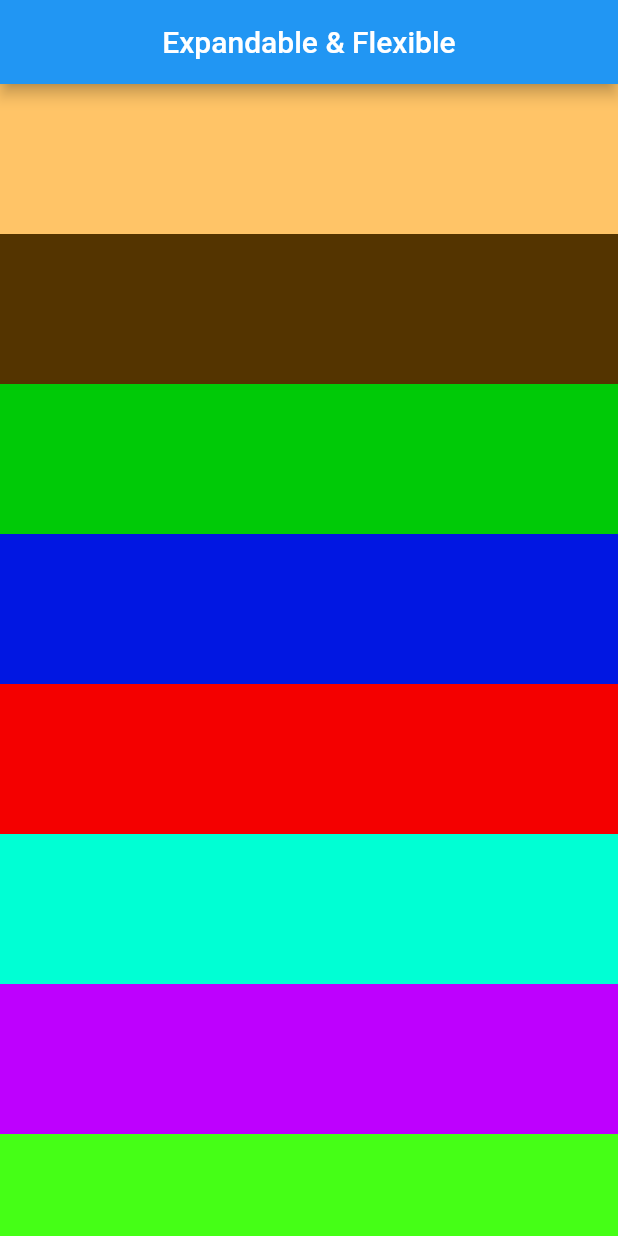
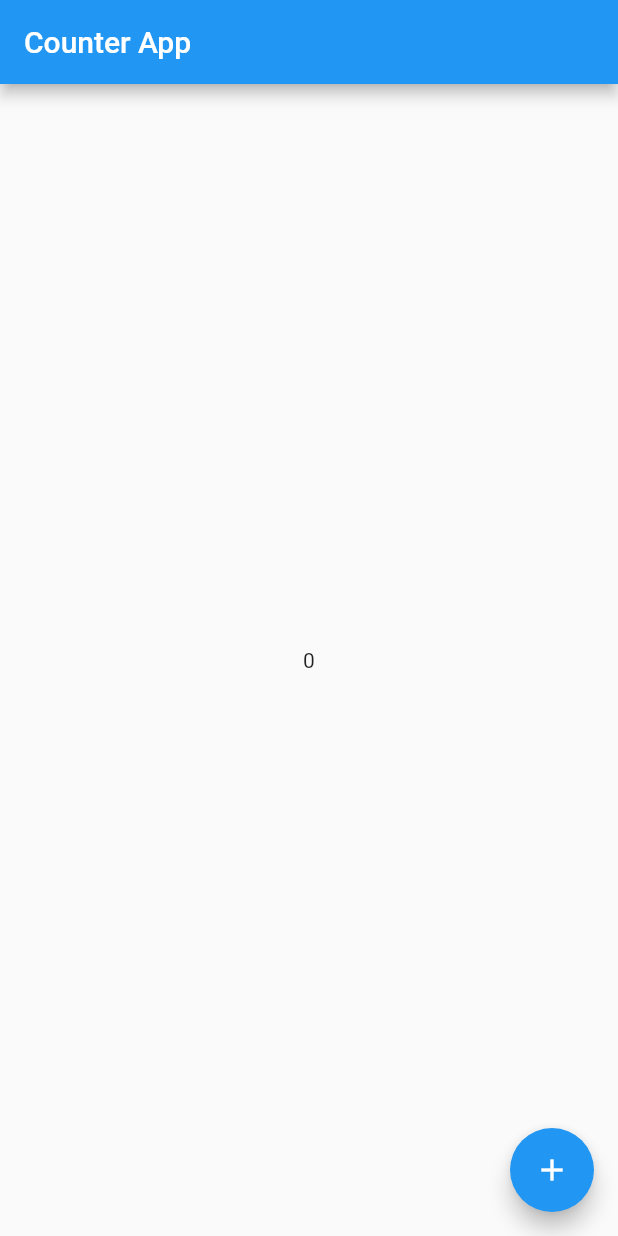
Before and after one commit to hasan1036/Rabbil-Hasan-Flutter, a Flutter app: the screen it shows after launch, on a phone screen of 412 x 824 dp. Run offline on Flutter 3.47's test engine with Material 2 defaults, Android fonts, the phone set to English and light mode, and no system bars.

Commit message:
4.47 Counter Apps

```diff
--- a/lib/main.dart
+++ b/lib/main.dart
@@ -1,114 +1,66 @@
+
+
 import 'package:flutter/material.dart';
-import 'package:rabbirl_hasan_1/style.dart';
-import 'package:responsive_grid/responsive_grid.dart';
 
-void main() {
-  runApp(const MyApp());
+void main(){
+  runApp(MyApp());
 }
+class MyApp extends StatelessWidget {
+  const MyApp({Key? key}) : super(key: key);
 
-class MyApp extends StatelessWidget {
-  const MyApp({super.key});
-
-  // This widget is the root of your application.
   @override
   Widget build(BuildContext context) {
     return MaterialApp(
-      title: 'Flutter Demo',
-      theme: ThemeData(
-        primarySwatch: Colors.blue,
-      ),
-      home: const MyHomePage(),
+      home: MyHomePage(),
     );
   }
 }
-class MyHomePage extends StatelessWidget {
+
+class MyHomePage extends StatefulWidget {
   const MyHomePage({Key? key}) : super(key: key);
 
   @override
+  State<MyHomePage> createState() => _MyHomePageState();
+}
+
+class _MyHomePageState extends State<MyHomePage> {
+ int countNumber = 0;
+
+
+  @override
   Widget build(BuildContext context) {
-
-    // var width = MediaQuery.of(context).size.width;
-    // var height = MediaQuery.of(context).size.height;
-    // var orientasion = MediaQuery.of(context).orientation;
-
     return Scaffold(
       appBar: AppBar(
-        title: Center(child: Text("Expandable & Flexible")),
+        title: Text("Counter App"),
       ),
 
-      body:SingleChildScrollView(
-        scrollDirection: Axis.vertical,
-        child: ResponsiveGridRow(children: [
 
 
-          ResponsiveGridCol(
-            lg: 12,
-              child:Container(
-                height: 100,
-                color: Color(0xffffc467),
-              ),
-          ),
+      body: Center(child:Text(countNumber.toString()),
+      ),
+      floatingActionButton: FloatingActionButton(onPressed: (){ setState(() {countNumber = countNumber+1;});},
+        child: Icon(Icons.add),
+      ),
+    );
 
 
-          ResponsiveGridCol(
-           xl: 4, lg: 6, md: 8, sm: 9, xs: 12,
-              child:Container(
-                height: 100,
-                color: Color(0xff543400),
-              ),
-          ),
 
-          ResponsiveGridCol(
-           xl: 4, lg: 6, md: 8, sm: 9, xs: 12,
-              child:Container(
-                height: 100,
-                color: Color(0xff00ca07),
-              ),
-          ),
 
-          ResponsiveGridCol(
-           xl: 4, lg: 6, md: 8, sm: 9, xs: 12,
-              child:Container(
-                height: 100,
-                color: Color(0xff0117e2),
-              ),
-          ),
 
-          ResponsiveGridCol(
-           xl: 4, lg: 6, md: 8, sm: 9, xs: 12,
-              child:Container(
-                height: 100,
-                color: Color(0xfff40000),
-              ),
-          ),
 
-          ResponsiveGridCol(
-           xl: 4, lg: 6, md: 8, sm: 9, xs: 12,
-              child:Container(
-                height: 100,
-                color: Color(0xff00ffd4),
-              ),
-          ),
-
-          ResponsiveGridCol(
-           xl: 4, lg: 6, md: 8, sm: 9, xs: 12,
-              child:Container(
-                height: 100,
-                color: Color(0xffbe00fe),
-              ),
-          ),
-
-          ResponsiveGridCol(
-           xl: 4, lg: 6, md: 8, sm: 9, xs: 12,
-              child:Container(
-                height: 100,
-                color: Color(0xff45ff16),
-              ),
-          ),
-
-        ],
-    ),
-      ),
-    );
   }
 }
+
+
+
+
+//
+// class MyHomePage extends StatefulWidget{
+//
+//   @override
+//   State<StatefulWidget> createState() {
+//    return MyHomePageUI();
+//   }
+// }
+//
+// class MyHomePageUI extends State<>
--- a/pubspec.yaml
+++ b/pubspec.yaml
@@ -37,6 +37,7 @@ dependencies:
   # Use with the CupertinoIcons class for iOS style icons.
   cupertino_icons: ^1.0.2
   responsive_grid: ^2.1.0
+  flutter_bootstrap: ^2.0.0
 
 dev_dependencies:
   flutter_test:
```
Also changed, not shown: pubspec.lock.
